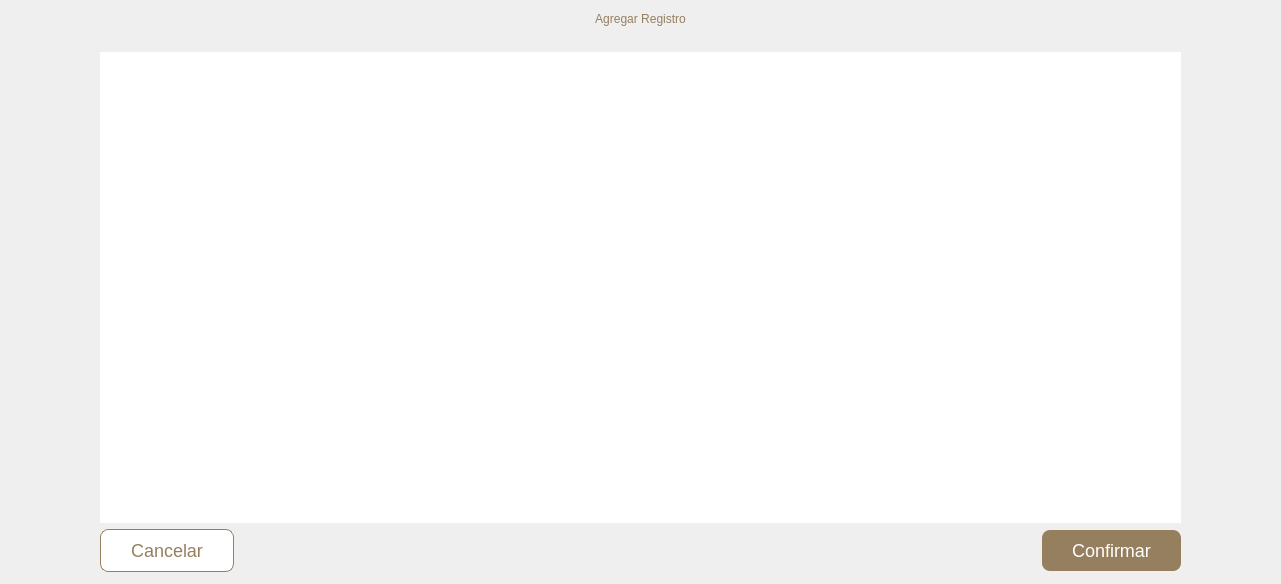
Before: the Qt Designer form ui/agregar-registros.ui in andreadh01/Notarius, drawn with Qt 5.
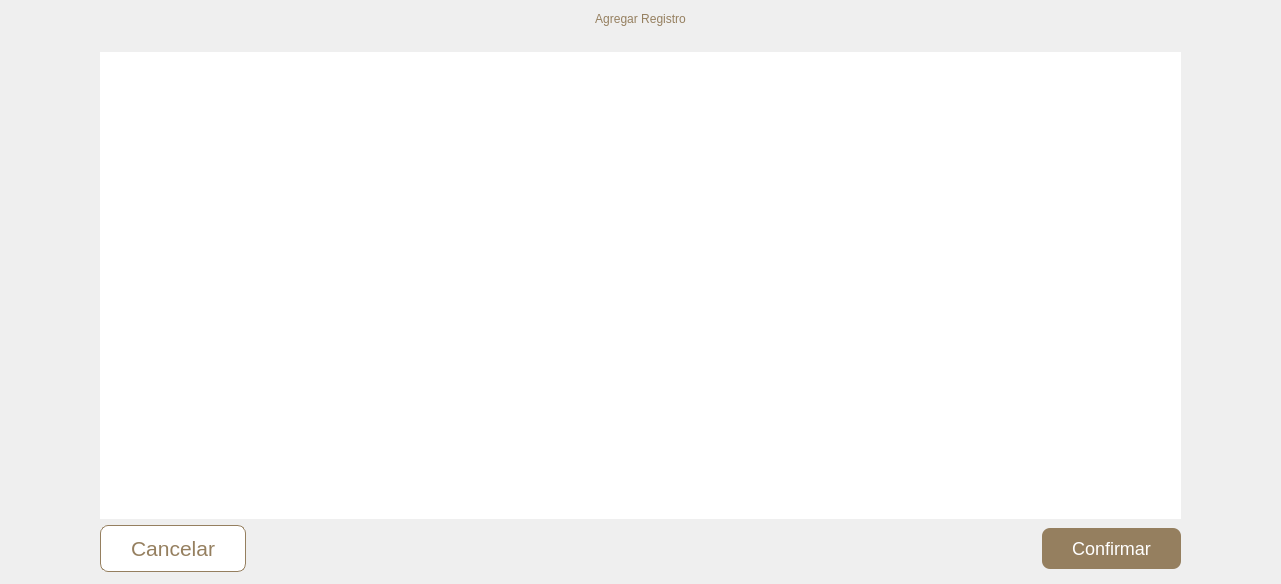
After: the same form once the commit is applied.

Commit message: Boton mas grande pt2 el regreso

The edit to the form file:
```diff
--- a/ui/agregar-registros.ui
+++ b/ui/agregar-registros.ui
@@ -168,7 +168,7 @@
 border: 1px solid #957F5F;
 background-color: white;
 color: #957F5F;
-font-size: 18px;
+font-size: 16pt;
 padding: 10px 30px;
 }
 
```
Left out of the diff: 4 changed lines with no effect on the pictures.
